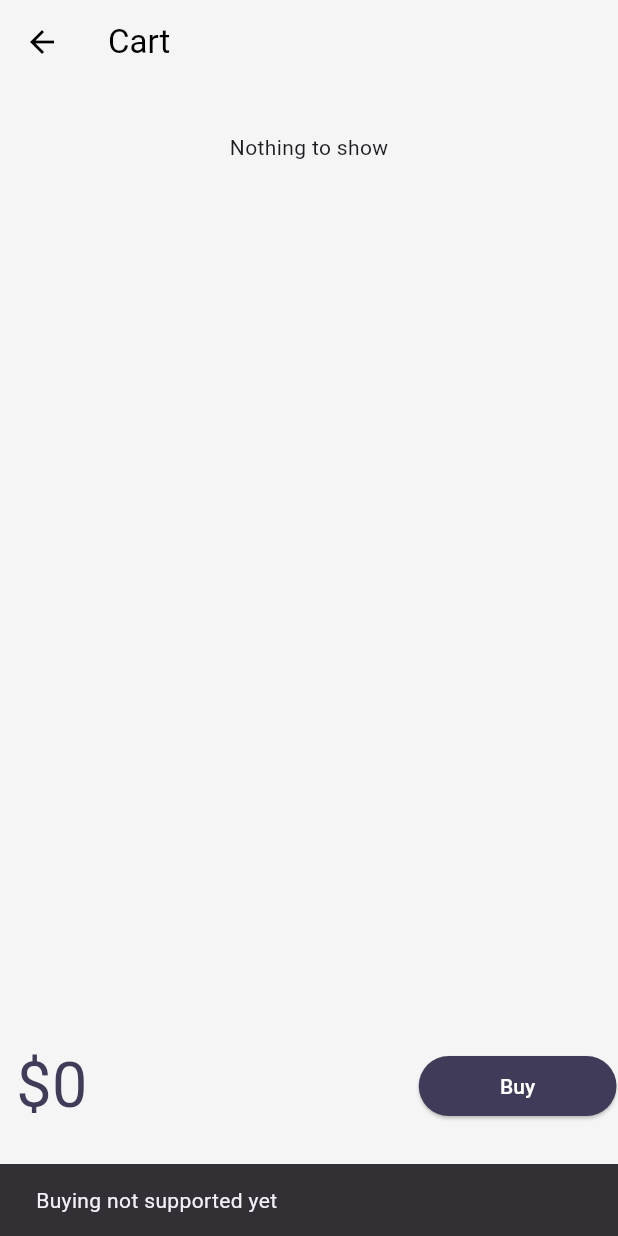
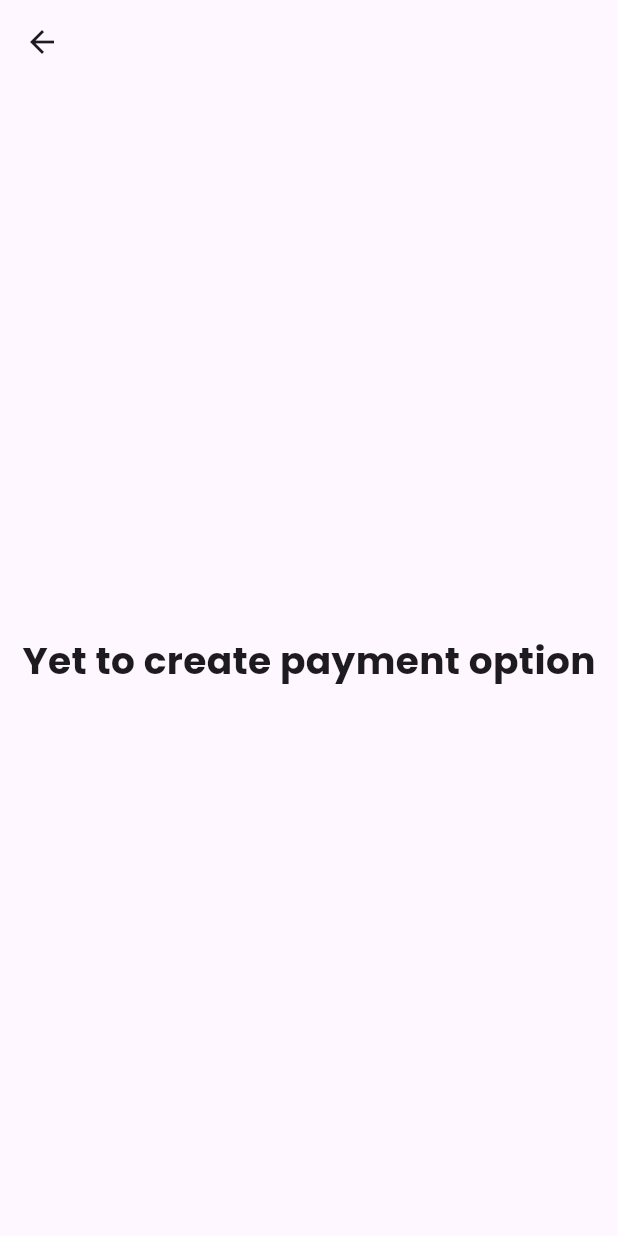
Before and after one commit to Manikanta954/simple-electronics-shopping-app, a Flutter app: the CartPage screen opened by its route, after a tap on "Buy", on a phone screen of 412 x 824 dp. Run offline on Flutter 3.47's test engine with Material 3 defaults, Android fonts, the phone set to English and light mode, and no system bars; drawn by our look-alikes of velocity_x; our stand-ins replace google_fonts.

Commit message:
just created payment class

```diff
--- a/lib/cart_page.dart
+++ b/lib/cart_page.dart
@@ -1,6 +1,7 @@
 import 'package:flutter/material.dart';
 import 'package:tryapp/cart.dart';
 import 'package:tryapp/core/store.dart';
+import 'package:tryapp/payment.dart';
 import 'package:tryapp/widgets/themes.dart';
 import 'package:velocity_x/velocity_x.dart';
 
@@ -48,9 +49,11 @@ class _CartTotal extends StatelessWidget {
           20.widthBox.expand(),
           ElevatedButton(
                   onPressed: () {
-                    ScaffoldMessenger.of(context).showSnackBar(SnackBar(
-                      content: "Buying not supported yet".text.make(),
-                    ));
+                    Navigator.push(context,
+                        MaterialPageRoute(builder: (context) => Payement()));
+                    // ScaffoldMessenger.of(context).showSnackBar(SnackBar(
+                    //   content: "Buying not supported yet".text.make(),
+                    // ));
                   },
                   style: ButtonStyle(
                       backgroundColor:
--- a/lib/forgotpassword.dart
+++ b/lib/forgotpassword.dart
@@ -107,13 +107,13 @@ class _ForgotPasswordState extends State<ForgotPassword> {
                               Icons.done,
                               color: Colors.white,
                             )
-                          : const Text(
+                          : Text(
                               'Confirm',
                               style: TextStyle(
-                                color: Colors.white,
-                                fontSize: 18.2,
-                                fontWeight: FontWeight.w500,
-                              ),
+                                  color: Colors.white,
+                                  fontSize: 18.2,
+                                  fontWeight: FontWeight.w500,
+                                  fontFamily: GoogleFonts.poppins().fontFamily),
                             ),
                     ),
                   ),
--- /dev/null
+++ b/lib/payment.dart
@@ -0,0 +1,26 @@
+import 'package:flutter/material.dart';
+import 'package:google_fonts/google_fonts.dart';
+
+class Payement extends StatefulWidget {
+  const Payement({super.key});
+
+  @override
+  State<Payement> createState() => _PayementState();
+}
+
+class _PayementState extends State<Payement> {
+  @override
+  Widget build(BuildContext context) {
+    return Scaffold(
+      appBar: AppBar(),
+      body: Center(
+          child: Text(
+        'Yet to create payment option',
+        style: TextStyle(
+            fontFamily: GoogleFonts.poppins().fontFamily,
+            fontSize: 25,
+            fontWeight: FontWeight.bold),
+      )),
+    );
+  }
+}
```
